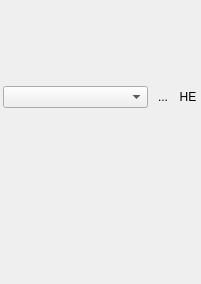
Before: the Qt Designer form src/client/ui/simplesettings.ui in drawpile/Drawpile, drawn with Qt 5.
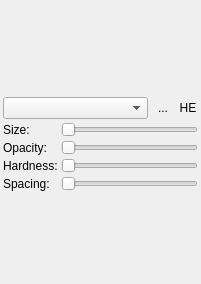
After: the same form once the commit is applied. Icons and pictures are not drawn. Custom widgets are drawn as their Qt base class.

Commit message: Use standard sliders for brush settings (again)

```diff
--- a/src/client/ui/simplesettings.ui
+++ b/src/client/ui/simplesettings.ui
@@ -14,6 +14,9 @@
    <string>Form</string>
   </property>
   <layout class="QVBoxLayout" name="verticalLayout">
+   <property name="spacing">
+    <number>3</number>
+   </property>
    <property name="leftMargin">
     <number>3</number>
    </property>
@@ -115,83 +118,88 @@
     </layout>
    </item>
    <item>
-    <widget class="BrushSlider" name="brushsize" native="true">
-     <property name="minimumSize">
-      <size>
-       <width>0</width>
-       <height>18</height>
-      </size>
+    <layout class="QGridLayout" name="gridLayout">
+     <property name="spacing">
+      <number>3</number>
      </property>
-     <property name="toolTip">
-      <string>Radius</string>
-     </property>
-     <property name="minimum" stdset="0">
-      <number>0</number>
-     </property>
-     <property name="maximum" stdset="0">
+     <item row="0" column="0">
+      <widget class="QLabel" name="label">
+       <property name="text">
+        <string>Size:</string>
+       </property>
+      </widget>
+     </item>
+     <item row="0" column="1">
+      <widget class="QSlider" name="brushsize">
+       <property name="maximum">
       <number>64</number>
      </property>
-    </widget>
-   </item>
-   <item>
-    <widget class="BrushSlider" name="brushopacity" native="true">
-     <property name="minimumSize">
-      <size>
-       <width>0</width>
-       <height>18</height>
-      </size>
-     </property>
-     <property name="toolTip">
-      <string>Opacity</string>
-     </property>
-     <property name="minimum" stdset="0">
+       <property name="orientation">
+        <enum>Qt::Horizontal</enum>
+       </property>
+      </widget>
+     </item>
+     <item row="1" column="0">
+      <widget class="QLabel" name="label_2">
+       <property name="text">
+        <string>Opacity:</string>
+       </property>
+      </widget>
+     </item>
+     <item row="1" column="1">
+      <widget class="QSlider" name="brushopacity">
+       <property name="minimum">
       <number>1</number>
      </property>
      <property name="maximum" stdset="0">
       <number>100</number>
      </property>
-    </widget>
-   </item>
-   <item>
-    <widget class="BrushSlider" name="brushhardness" native="true">
-     <property name="minimumSize">
-      <size>
-       <width>0</width>
-       <height>18</height>
-      </size>
-     </property>
-     <property name="toolTip">
-      <string>Hardness</string>
-     </property>
-     <property name="minimum" stdset="0">
+       <property name="orientation">
+        <enum>Qt::Horizontal</enum>
+       </property>
+      </widget>
+     </item>
+     <item row="2" column="0">
+      <widget class="QLabel" name="label_3">
+       <property name="text">
+        <string>Hardness:</string>
+       </property>
+      </widget>
+     </item>
+     <item row="2" column="1">
+      <widget class="QSlider" name="brushhardness">
+       <property name="minimum">
       <number>1</number>
      </property>
      <property name="maximum" stdset="0">
       <number>100</number>
      </property>
-    </widget>
-   </item>
-   <item>
-    <widget class="BrushSlider" name="brushspacing" native="true">
-     <property name="minimumSize">
-      <size>
-       <width>0</width>
-       <height>18</height>
-      </size>
-     </property>
-     <property name="toolTip">
-      <string>Spacing</string>
-     </property>
-     <property name="minimum" stdset="0">
+       <property name="orientation">
+        <enum>Qt::Horizontal</enum>
+       </property>
+      </widget>
+     </item>
+     <item row="3" column="0">
+      <widget class="QLabel" name="label_4">
+       <property name="text">
+        <string>Spacing:</string>
+       </property>
+      </widget>
+     </item>
+     <item row="3" column="1">
+      <widget class="QSlider" name="brushspacing">
+       <property name="minimum">
       <number>1</number>
      </property>
      <property name="maximum" stdset="0">
       <number>50</number>
      </property>
-     <property name="suffix" stdset="0">
-      <string>%</string>
-     </property>
-    </widget>
+       <property name="orientation">
+        <enum>Qt::Horizontal</enum>
+       </property>
+      </widget>
+     </item>
+    </layout>
    </item>
    <item>
     <spacer>
@@ -215,11 +223,6 @@
    <header>widgets/brushpreview.h</header>
    <container>1</container>
   </customwidget>
-  <customwidget>
-   <class>BrushSlider</class>
-   <extends>QWidget</extends>
-   <header>widgets/brushslider.h</header>
-  </customwidget>
  </customwidgets>
  <resources>
   <include location="resources.qrc"/>
```
Left out of the diff: 96 changed lines with no effect on the pictures. Lines whose indentation alone changed are shown as unchanged. The commit also changes 12 other files.
